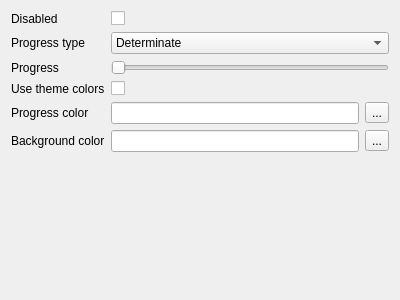
Old version of the form examples/progresssettingsform.ui in the repository sebcaux/qt-material-widgets.
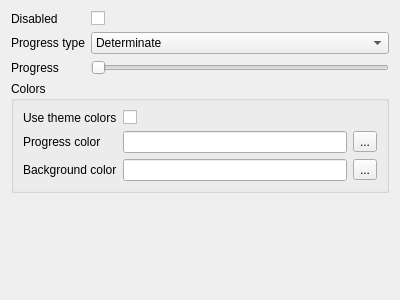
New version of the form.

Commit message: [examples] Reviewed layouts, added groupbox for colors

What changed in the file:
```diff
--- a/examples/progresssettingsform.ui
+++ b/examples/progresssettingsform.ui
@@ -61,27 +61,37 @@
        </property>
       </widget>
      </item>
-     <item row="3" column="0">
+     <item row="3" column="0" colspan="2">
+      <widget class="QGroupBox" name="groupBox">
+       <property name="title">
+        <string>Colors</string>
+       </property>
+       <layout class="QFormLayout" name="formLayout_2">
+        <item row="0" column="0">
       <widget class="QLabel" name="useThemeColorsLabel">
        <property name="text">
         <string>Use theme colors</string>
        </property>
       </widget>
      </item>
-     <item row="3" column="1">
+        <item row="0" column="1">
       <widget class="QCheckBox" name="useThemeColorsCheckBox"/>
      </item>
-     <item row="4" column="0">
+        <item row="1" column="0">
       <widget class="QLabel" name="colorLabel">
        <property name="text">
         <string>Progress color</string>
        </property>
       </widget>
      </item>
-     <item row="4" column="1">
+        <item row="1" column="1">
       <layout class="QHBoxLayout" name="horizontalLayout">
        <item>
-        <widget class="QLineEdit" name="progressColorLineEdit"/>
+           <widget class="QLineEdit" name="progressColorLineEdit">
+            <property name="readOnly">
+             <bool>true</bool>
+            </property>
+           </widget>
        </item>
        <item>
         <widget class="QToolButton" name="progressColorToolButton">
@@ -92,17 +102,21 @@
        </item>
       </layout>
      </item>
-     <item row="5" column="0">
+        <item row="2" column="0">
       <widget class="QLabel" name="backgroundColorLabel">
        <property name="text">
         <string>Background color</string>
        </property>
       </widget>
      </item>
-     <item row="5" column="1">
+        <item row="2" column="1">
       <layout class="QHBoxLayout" name="horizontalLayout_2">
        <item>
-        <widget class="QLineEdit" name="backgroundColorLineEdit"/>
+           <widget class="QLineEdit" name="backgroundColorLineEdit">
+            <property name="readOnly">
+             <bool>true</bool>
+            </property>
+           </widget>
        </item>
        <item>
         <widget class="QToolButton" name="backgroundColorToolButton">
@@ -112,6 +126,9 @@
         </widget>
        </item>
       </layout>
+        </item>
+       </layout>
+      </widget>
      </item>
     </layout>
    </item>
```
Lines whose indentation alone changed are shown as unchanged. The commit also changes 11 other files.
